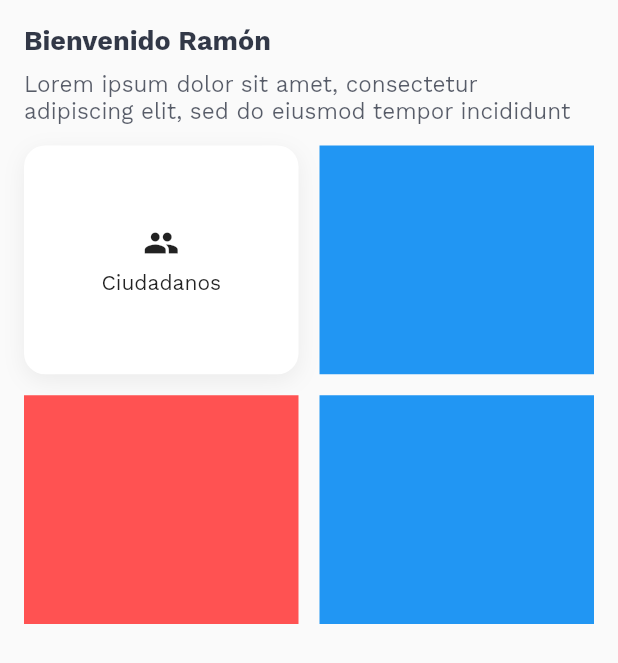
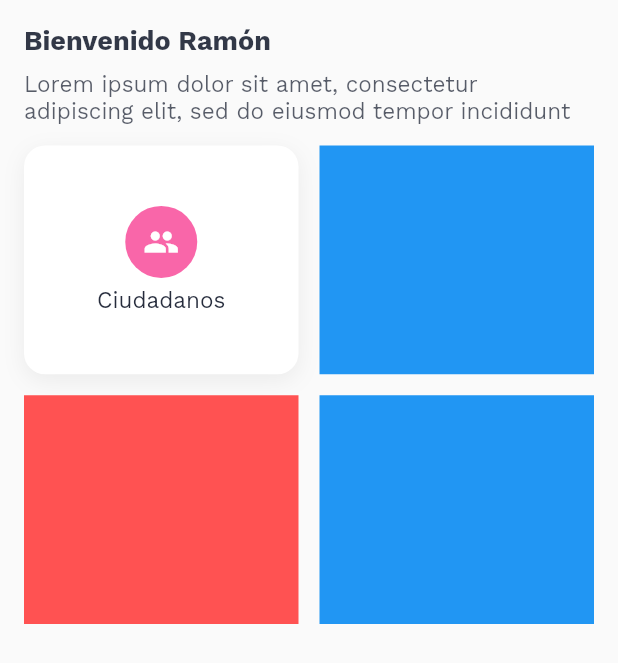
Before and after one commit to ehbarrionuevo/flutter_codigo2_alertapp, a Flutter app: the HomePage screen opened directly, on a phone screen of 412 x 824 dp. Shown: the top 663 px of the screen. Run offline on Flutter 3.47's test engine with Material 2 defaults, Android fonts, the phone set to English and light mode, and no system bars; our stand-ins replace google_fonts.

Commit message:
HomePage 1.3

```diff
--- a/lib/ui/pages/home_page.dart
+++ b/lib/ui/pages/home_page.dart
@@ -45,19 +45,34 @@ class HomePage extends StatelessWidget {
                         borderRadius: BorderRadius.circular(14.0),
                         boxShadow: [
                           BoxShadow(
-                            color: Colors.black.withOpacity(0.06),
-                            // color: Colors.red,
-                            offset: const Offset(0, 4),
-                            blurRadius: 12.0
-                          ),
+                              color: Colors.black.withOpacity(0.06),
+                              // color: Colors.red,
+                              offset: const Offset(0, 4),
+                              blurRadius: 12.0),
                         ],
                       ),
                       child: Column(
                         mainAxisAlignment: MainAxisAlignment.center,
                         children: [
-                          Icon(Icons.people,),
+                          Container(
+                            padding: EdgeInsets.all(12.0),
+                            decoration: BoxDecoration(
+                              color: Color(0xfff72585).withOpacity(0.7),
+                              shape: BoxShape.circle,
+                            ),
+                            child: Icon(
+                              Icons.people,
+                              color: Colors.white,
+                            ),
+                          ),
                           spacing6,
-                          Text("Ciudadanos",),
+                          Text(
+                            "Ciudadanos",
+                            style: TextStyle(
+                              color: kFontPrimaryColor.withOpacity(0.85),
+                              fontSize: 15.0,
+                            ),
+                          ),
                         ],
                       ),
                     ),
```
